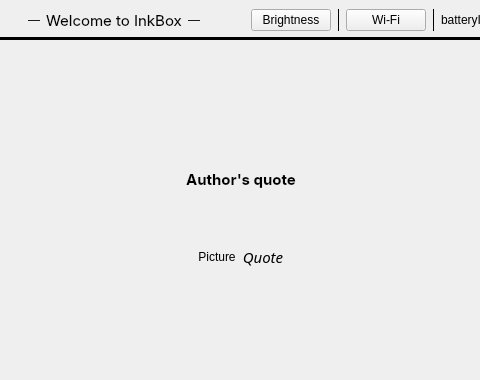
Before: the Qt Designer form mainwindow.ui in Quill-OS/quill, drawn with Qt 5; both pictures show x 112 to 592 and y 0 to 380 of the 706 by 601 pixel window.
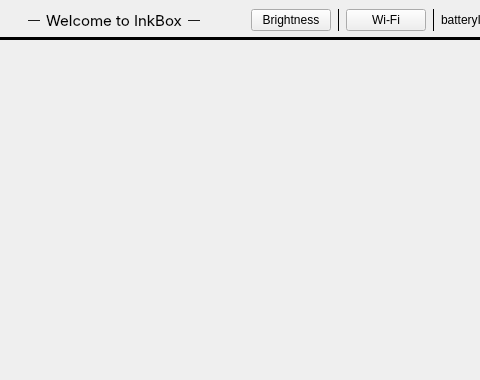
After: the same form once the commit is applied. The open tabs and pages were chosen to show the change.

Diff of the .ui file:
```diff
--- a/mainwindow.ui
+++ b/mainwindow.ui
@@ -386,6 +386,7 @@
               </property>
              </layout>
             </widget>
+            <widget class="QWidget" name="page_7"/>
            </widget>
           </item>
          </layout>
```
